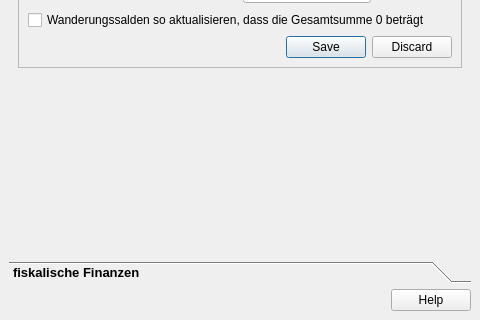
Before: the Qt Designer form projektcheck/ui/ProjektCheck_dockwidget_analysis_07-KSt.ui in projektcheck/ProjektCheck-QGIS, drawn with Qt 5; both pictures show x 0 to 480 and y 489 to 809 of the 480 by 809 pixel window.
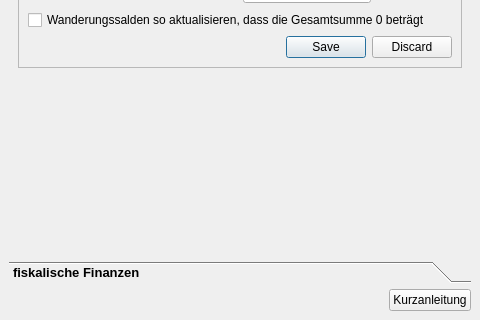
After: the same form once the commit is applied. Icons and pictures are not drawn.

Commit message: marginal icon-changes; help-button replaced by individual PushButton (in analysis and definitions dockwidgets) ... greetz

Patch:
```diff
--- a/projektcheck/ui/ProjektCheck_dockwidget_analysis_07-KSt.ui
+++ b/projektcheck/ui/ProjektCheck_dockwidget_analysis_07-KSt.ui
@@ -920,11 +920,53 @@
      </widget>
     </item>
     <item>
-     <widget class="QDialogButtonBox" name="buttonBox_8">
-      <property name="standardButtons">
-       <set>QDialogButtonBox::Help</set>
+     <layout class="QHBoxLayout" name="horizontalLayout_2">
+      <property name="leftMargin">
+       <number>0</number>
       </property>
-     </widget>
+      <property name="topMargin">
+       <number>0</number>
+      </property>
+      <property name="rightMargin">
+       <number>0</number>
+      </property>
+      <property name="bottomMargin">
+       <number>0</number>
+      </property>
+      <item>
+       <spacer name="horizontalSpacer_4">
+        <property name="orientation">
+         <enum>Qt::Horizontal</enum>
+        </property>
+        <property name="sizeHint" stdset="0">
+         <size>
+          <width>40</width>
+          <height>20</height>
+         </size>
+        </property>
+       </spacer>
+      </item>
+      <item>
+       <widget class="QPushButton" name="pushButton_2">
+        <property name="sizePolicy">
+         <sizepolicy hsizetype="Fixed" vsizetype="Fixed">
+          <horstretch>0</horstretch>
+          <verstretch>0</verstretch>
+         </sizepolicy>
+        </property>
+        <property name="layoutDirection">
+         <enum>Qt::LeftToRight</enum>
+        </property>
+        <property name="text">
+         <string>Kurzanleitung</string>
+        </property>
+        <property name="icon">
+         <iconset>
+          <normaloff>../../images/iconset_mob/20190619_iconset_mob_info_2.png</normaloff>../../images/iconset_mob/20190619_iconset_mob_info_2.png</iconset>
+        </property>
+       </widget>
+      </item>
+     </layout>
     </item>
    </layout>
   </widget>
```
Left out of the diff: 2 changed lines with no effect on the pictures. The commit also changes 15 other files.
